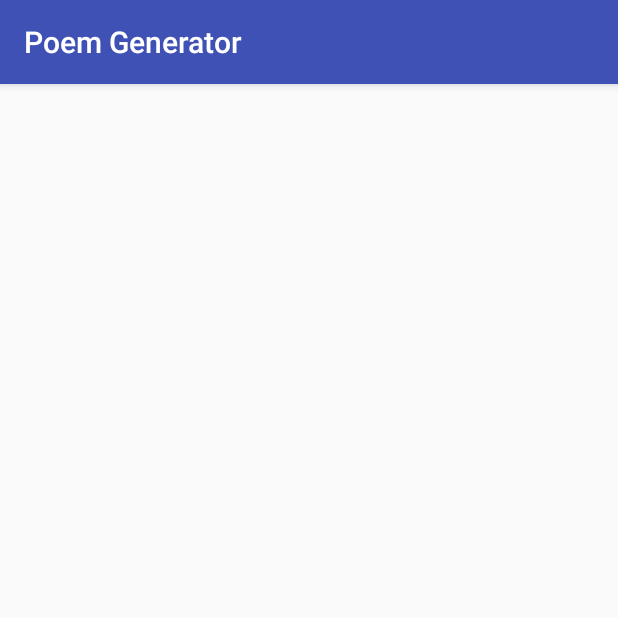
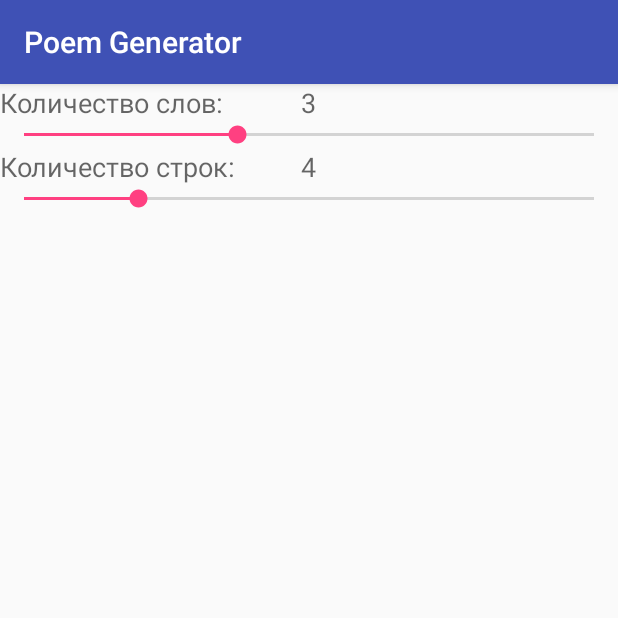
Before and after one commit to Damixx/PoemGenerator, an Android app: the screen it shows after launch (MainActivity), on a phone screen of 412 x 824 dp, the top half of it. Run offline under Robolectric (Android 15) with nearby library versions, the phone set to English and light mode, and no system bars.

Commit message:
First layout update

```diff
--- a/app/build.gradle
+++ b/app/build.gradle
@@ -22,5 +22,6 @@ android {
 dependencies {
     compile fileTree(dir: 'libs', include: ['*.jar'])
     testCompile 'junit:junit:4.12'
-    compile 'com.android.support:appcompat-v7:24.1.0'
+    compile 'com.android.support:appcompat-v7:24.1.1'
+    compile 'com.android.support:design:24.1.1'
 }
--- a/app/src/main/java/com/vocvark/poemgenerator/MainActivity.java
+++ b/app/src/main/java/com/vocvark/poemgenerator/MainActivity.java
@@ -1,14 +1,60 @@
 package com.vocvark.poemgenerator;
 
+import android.os.Bundle;
 import android.support.v7.app.AppCompatActivity;
-import android.os.Bundle;
+import android.widget.SeekBar;
+import android.widget.TextView;
 
-public class MainActivity extends AppCompatActivity {
+public class MainActivity extends AppCompatActivity implements SeekBar.OnSeekBarChangeListener {
+
+    SeekBar countWordsSB;
+    SeekBar countLinesSB;
+
+    TextView countWordsT;
+    TextView countLinesT;
+
+    int countWords;
+    int countLines;
 
     @Override
     protected void onCreate(Bundle savedInstanceState) {
         super.onCreate(savedInstanceState);
-        Poem poem;
         setContentView(R.layout.activity_main);
+
+        countWords = 3;
+        countLines = 4;
+
+        countWordsSB = (SeekBar) findViewById(R.id.countWordsSeekBar);
+        countLinesSB = (SeekBar) findViewById(R.id.countLinesSeekBar);
+
+        countWordsT = (TextView) findViewById(R.id.countWordsText);
+        countLinesT = (TextView) findViewById(R.id.countLinesText);
+
+        countWordsSB.setOnSeekBarChangeListener(this);
+        countLinesSB.setOnSeekBarChangeListener(this);
+    }
+
+    @Override
+    public void onProgressChanged(SeekBar seekBar, int progress, boolean b) {
+        switch (seekBar.getId()){
+            case R.id.countWordsSeekBar:
+                countWords = progress;
+                countWordsT.setText(String.valueOf(countWords));
+                break;
+            case R.id.countLinesSeekBar:
+                countLines = progress;
+                countLinesT.setText(String.valueOf(countLines));
+                break;
+        }
+    }
+
+    @Override
+    public void onStartTrackingTouch(SeekBar seekBar) {
+
+    }
+
+    @Override
+    public void onStopTrackingTouch(SeekBar seekBar) {
+
     }
 }
--- a/app/src/main/res/layout/activity_main.xml
+++ b/app/src/main/res/layout/activity_main.xml
@@ -3,10 +3,64 @@
     xmlns:tools="http://schemas.android.com/tools"
     android:layout_width="match_parent"
     android:layout_height="match_parent"
-    android:paddingBottom="@dimen/activity_vertical_margin"
-    android:paddingLeft="@dimen/activity_horizontal_margin"
-    android:paddingRight="@dimen/activity_horizontal_margin"
-    android:paddingTop="@dimen/activity_vertical_margin"
     tools:context="com.vocvark.poemgenerator.MainActivity">
 
+    <TextView
+        android:layout_width="wrap_content"
+        android:layout_height="wrap_content"
+        android:textAppearance="?android:attr/textAppearanceMedium"
+        android:text="3"
+        android:id="@+id/countWordsText"
+        android:layout_alignParentTop="true"
+        android:layout_centerHorizontal="true"
+        android:enabled="true" />
+
+    <SeekBar
+        android:layout_width="match_parent"
+        android:layout_height="wrap_content"
+        android:id="@+id/countWordsSeekBar"
+        android:progress="3"
+        android:max="8"
+        android:layout_below="@+id/countWordsText"
+        android:layout_alignParentLeft="true"
+        android:layout_alignParentStart="true" />
+
+    <TextView
+        android:layout_width="wrap_content"
+        android:layout_height="wrap_content"
+        android:textAppearance="?android:attr/textAppearanceMedium"
+        android:text="@string/countWords"
+        android:id="@+id/textCountWords"
+        android:layout_alignParentTop="true"
+        android:layout_alignParentLeft="true"
+        android:layout_alignParentStart="true" />
+
+    <TextView
+        android:layout_width="wrap_content"
+        android:layout_height="wrap_content"
+        android:textAppearance="?android:attr/textAppearanceMedium"
+        android:text="4"
+        android:id="@+id/countLinesText"
+        android:layout_below="@+id/countWordsSeekBar"
+        android:layout_centerHorizontal="true" />
+
+    <TextView
+        android:layout_width="wrap_content"
+        android:layout_height="wrap_content"
+        android:textAppearance="?android:attr/textAppearanceMedium"
+        android:text="@string/countLines"
+        android:id="@+id/textCountLines"
+        android:layout_alignTop="@+id/countLinesText"
+        android:layout_alignParentLeft="true"
+        android:layout_alignParentStart="true" />
+
+    <SeekBar
+        android:layout_width="match_parent"
+        android:layout_height="wrap_content"
+        android:progress="4"
+        android:max="20"
+        android:id="@+id/countLinesSeekBar"
+        android:layout_below="@+id/countLinesText"
+        android:layout_centerHorizontal="true" />
+
 </RelativeLayout>
--- a/app/src/main/res/values-w820dp/dimens.xml
+++ b/app/src/main/res/values-w820dp/dimens.xml
@@ -3,4 +3,5 @@
          (such as screen margins) for screens with more than 820dp of available width. This
          would include 7" and 10" devices in landscape (~960dp and ~1280dp respectively). -->
     <dimen name="activity_horizontal_margin">64dp</dimen>
+    <dimen name="activity_vertical_margin">24dp</dimen>
 </resources>
--- a/app/src/main/res/values/dimens.xml
+++ /dev/null
@@ -1,5 +0,0 @@
-<resources>
-    <!-- Default screen margins, per the Android Design guidelines. -->
-    <dimen name="activity_horizontal_margin">16dp</dimen>
-    <dimen name="activity_vertical_margin">16dp</dimen>
-</resources>
--- a/app/src/main/res/values/strings.xml
+++ b/app/src/main/res/values/strings.xml
@@ -1,3 +1,5 @@
 <resources>
     <string name="app_name">Poem Generator</string>
+    <string name="countWords">Количество слов:</string>
+    <string name="countLines">Количество строк:</string>
 </resources>
--- a/app/src/main/res/values/styles.xml
+++ b/app/src/main/res/values/styles.xml
@@ -7,5 +7,4 @@
         <item name="colorPrimaryDark">@color/colorPrimaryDark</item>
         <item name="colorAccent">@color/colorAccent</item>
     </style>
-
 </resources>
```
Also changed, not shown: 2 other files.
